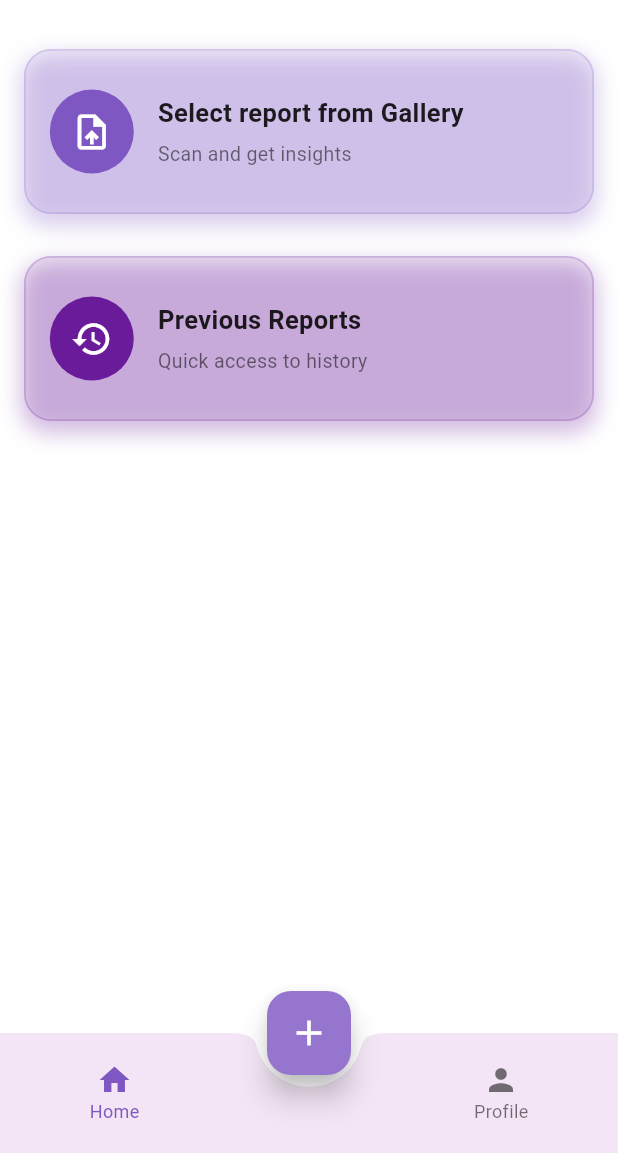
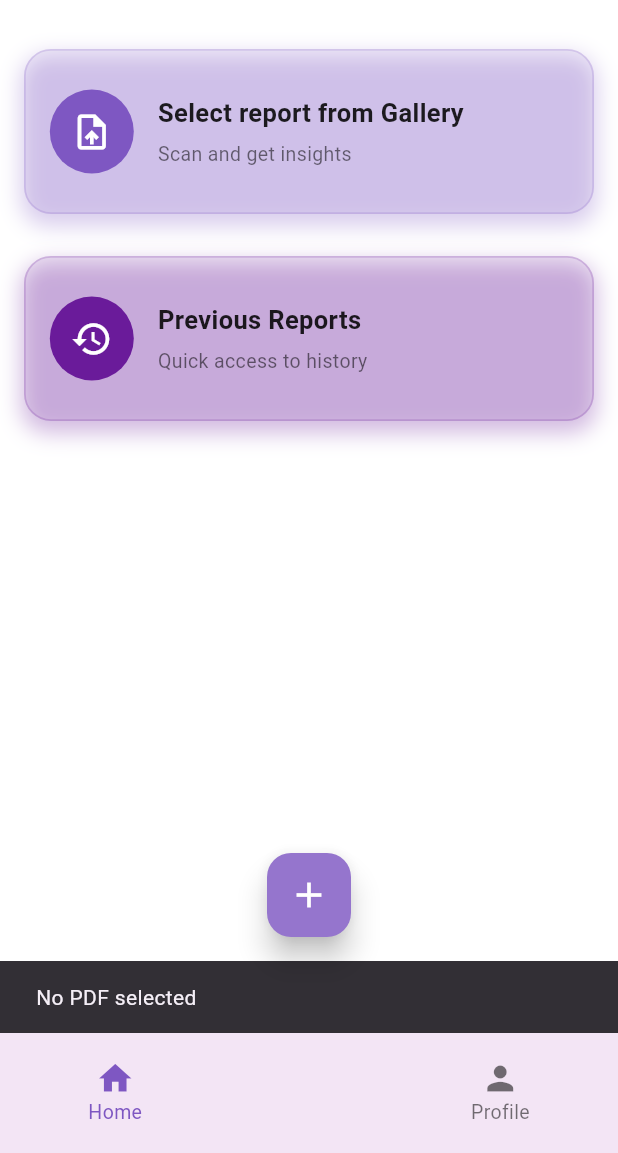
Before and after one commit to Godsaptarshifrtw/MediScribe, a Flutter app: the screen it shows after launch, after a tap on "Select report from Gallery", on a phone screen of 412 x 824 dp, the part 83-1236 px from its top. Run offline on Flutter 3.47's test engine with Material 3 defaults, Android fonts, the light colour scheme and no system bars; our stand-ins replace file_picker, firebase_core, get, google_fonts; missing offline and left inert: flutter_pdfview; accounts and stored records are empty.

Commit message:
home content screen,pdf preview and upload func, with androidmanifest permissions changed, added  controllers and component controllers

```diff
--- /dev/null
+++ b/lib/controllers/component_controllers/pdf_controller.dart
@@ -0,0 +1,10 @@
+import 'dart:io';
+import 'package:get/get.dart';
+
+class PdfController extends GetxController {
+  Rx<File?> selectedPdf = Rx<File?>(null);
+
+  void pickPdf(File file) {
+    selectedPdf.value = file;
+  }
+}
--- a/lib/main.dart
+++ b/lib/main.dart
@@ -1,6 +1,8 @@
-import 'package:aignite2025_oops/screens/home_image_upload_screen.dart';
+import 'package:aignite2025_oops/screens/home_screen.dart';
 import 'package:firebase_core/firebase_core.dart';
 import 'package:flutter/material.dart';
+import 'package:get/get.dart'; // ✅ Import GetX
+import 'controllers/component_controllers/pdf_controller.dart';
 import 'firebase_options.dart';
 
 void main() async {
@@ -8,27 +10,27 @@ void main() async {
   await Firebase.initializeApp(
     options: DefaultFirebaseOptions.currentPlatform,
   );
-
-  runApp(MyApp());
+  Get.put(PdfController());
+  runApp(const MyApp());
 }
-
 
 class MyApp extends StatelessWidget {
   const MyApp({super.key});
 
-  // This widget is the root of your application.
   @override
   Widget build(BuildContext context) {
-    return MaterialApp(
+    return GetMaterialApp( // ✅ Use GetMaterialApp
+      debugShowCheckedModeBanner: false,
       title: 'Flutter Demo',
       theme: ThemeData(
-
         colorScheme: ColorScheme.fromSeed(seedColor: Colors.deepPurple),
       ),
-      initialRoute: 'home',
-      routes: {
-        'home' : (context) => HomeScreen(),
-      },
+      initialRoute: '/home',
+      getPages: [ // ✅ Use GetPages for navigation
+        GetPage(name: '/home', page: () => HomeScreen()),
+        // You can add more routes like:
+        // GetPage(name: '/upload', page: () => UploadScreen()),
+      ],
     );
   }
 }
--- /dev/null
+++ b/lib/screens/home_content.dart
@@ -0,0 +1,193 @@
+import 'dart:io';
+import 'package:aignite2025_oops/screens/pdf_preview.dart';
+import 'package:flutter/material.dart';
+import 'package:google_fonts/google_fonts.dart';
+import 'package:file_picker/file_picker.dart';
+import 'package:get/get.dart';
+import '../controllers/component_controllers/pdf_controller.dart';
+import '/controllers/component_controllers/pdf_controller.dart';
+
+class HomeContent extends StatelessWidget {
+  const HomeContent({super.key});
+
+  @override
+  Widget build(BuildContext context) {
+    final pdfController = Get.find<PdfController>();
+    final screenWidth = MediaQuery.of(context).size.width;
+    final titleFont = screenWidth > 600 ? 26.0 : 22.0;
+    final subtitleFont = screenWidth > 600 ? 16.0 : 13.0;
+    final tilePadding = screenWidth > 600 ? 24.0 : 16.0;
+
+    final List<_Feature> features = [
+      _Feature("Select report from Gallery", "Scan and get insights",
+          Icons.upload_file, const Color(0xFF7E57C2)),
+      _Feature("Previous Reports", "Quick access to history", Icons.history,
+          const Color(0xFF6A1B9A)),
+    ];
+
+    return SafeArea(
+      child: SingleChildScrollView(
+        child: Padding(
+          padding: EdgeInsets.symmetric(horizontal: tilePadding),
+          child: Column(
+            crossAxisAlignment: CrossAxisAlignment.start,
+            children: [
+              _buildHeader(titleFont),
+              const SizedBox(height: 8),
+              ...features.map((f) => Padding(
+                padding: const EdgeInsets.only(bottom: 28),
+                child: _buildLargeFeatureTile(
+                    context, f, subtitleFont, tilePadding, pdfController),
+              )),
+              const SizedBox(height: 120),
+            ],
+          ),
+        ),
+      ),
+    );
+  }
+
+  Widget _buildHeader(double fontSize) {
+    return Padding(
+      padding: const EdgeInsets.symmetric(vertical: 16),
+      child: Row(
+        mainAxisAlignment: MainAxisAlignment.spaceBetween,
+        children: [
+          Text(
+            "MediScribe",
+            style: GoogleFonts.roboto(
+              fontSize: fontSize,
+              fontWeight: FontWeight.bold,
+              color: Colors.black87,
+            ),
+          ),
+          Builder(
+            builder: (context) => IconButton(
+              icon: const Icon(Icons.menu, color: Color(0xFF9575CD)),
+              onPressed: () {
+                final RenderBox button = context.findRenderObject() as RenderBox;
+                final RenderBox overlay =
+                Overlay.of(context).context.findRenderObject() as RenderBox;
+                final Offset offset =
+                button.localToGlobal(Offset.zero, ancestor: overlay);
+                final Size size = button.size;
+
+                showMenu<String>(
+                  context: context,
+                  position: RelativeRect.fromLTRB(
+                    offset.dx,
+                    offset.dy + size.height,
+                    overlay.size.width - offset.dx - size.width,
+                    0,
+                  ),
+                  items: [
+                    PopupMenuItem(value: 'en', child: Text('English')),
+                    PopupMenuItem(value: 'hi', child: Text('हिंदी')),
+                  ],
+                  color: const Color(0xFFF3E5F5),
+                  shape: RoundedRectangleBorder(
+                    borderRadius: BorderRadius.circular(12),
+                  ),
+                );
+              },
+            ),
+          ),
+        ],
+      ),
+    );
+  }
+
+  Widget _buildLargeFeatureTile(BuildContext context, _Feature feature,
+      double subtitleFont, double tilePadding, PdfController pdfController) {
+    return GestureDetector(
+      onTap: () async {
+        if (feature.title == "Select report from Gallery") {
+          FilePickerResult? result = await FilePicker.platform.pickFiles(
+            type: FileType.custom,
+            allowedExtensions: ['pdf'],
+          );
+
+          if (result != null && result.files.single.path != null) {
+            File file = File(result.files.single.path!);
+            pdfController.pickPdf(file);
+            Get.to(() => const PdfPreviewScreen());
+
+            ScaffoldMessenger.of(context).showSnackBar(
+              const SnackBar(content: Text('PDF selected successfully')),
+            );
+          } else {
+            ScaffoldMessenger.of(context).showSnackBar(
+              const SnackBar(content: Text('No PDF selected')),
+            );
+          }
+        } else {
+          // Navigate to Previous Reports etc.
+        }
+      },
+      child: Container(
+        width: double.infinity,
+        height: 110,
+        decoration: BoxDecoration(
+          color: feature.color.withOpacity(0.1),
+          borderRadius: BorderRadius.circular(18),
+          border: Border.all(
+            color: feature.color.withOpacity(0.2),
+            width: 1.2,
+          ),
+          boxShadow: [
+            BoxShadow(
+              color: feature.color.withOpacity(0.3),
+              blurRadius: 12,
+              spreadRadius: 2,
+              offset: const Offset(0, 6),
+            ),
+          ],
+        ),
+        padding: EdgeInsets.all(tilePadding),
+        child: Row(
+          children: [
+            CircleAvatar(
+              radius: 28,
+              backgroundColor: feature.color,
+              child: Icon(feature.icon, color: Colors.white, size: 28),
+            ),
+            const SizedBox(width: 16),
+            Expanded(
+              child: Column(
+                mainAxisAlignment: MainAxisAlignment.center,
+                crossAxisAlignment: CrossAxisAlignment.start,
+                children: [
+                  Text(
+                    feature.title,
+                    style: GoogleFonts.roboto(
+                      fontWeight: FontWeight.w600,
+                      fontSize: subtitleFont + 4,
+                      color: Colors.black87,
+                    ),
+                  ),
+                  const SizedBox(height: 6),
+                  Text(
+                    feature.subtitle,
+                    style: GoogleFonts.roboto(
+                      fontSize: subtitleFont,
+                      color: Colors.black54,
+                    ),
+                  ),
+                ],
+              ),
+            ),
+          ],
+        ),
+      ),
+    );
+  }
+}
+
+class _Feature {
+  final String title;
+  final String subtitle;
+  final IconData icon;
+  final Color color;
+
+  _Feature(this.title, this.subtitle, this.icon, this.color);
+}
--- a/lib/screens/home_image_upload_screen.dart
+++ /dev/null
@@ -1,263 +0,0 @@
-import 'package:flutter/material.dart';
-import 'package:google_fonts/google_fonts.dart';
-
-class HomeScreen extends StatefulWidget {
-  const HomeScreen({super.key});
-
-  @override
-  State<HomeScreen> createState() => _HomeScreenState();
-}
-
-class _HomeScreenState extends State<HomeScreen> {
-  int _selectedIndex = 0;
-
-  final List<Widget> _screens = [
-    const HomeContent(),
-    const ProfileScreen(),
-  ];
-
-  void _onNavTap(int index) {
-    setState(() {
-      _selectedIndex = index;
-    });
-  }
-
-  @override
-  Widget build(BuildContext context) {
-    return Scaffold(
-      backgroundColor: Colors.white,
-      body: _screens[_selectedIndex],
-      floatingActionButton: FloatingActionButton(
-        backgroundColor: const Color(0xFF9575CD),
-        onPressed: () {
-          // TODO: Implement image upload functionality
-        },
-        elevation: 8,
-        child: const Icon(Icons.add, color: Colors.white, size: 28),
-      ),
-      floatingActionButtonLocation: FloatingActionButtonLocation.centerDocked,
-      bottomNavigationBar: BottomAppBar(
-        shape: const CircularNotchedRectangle(),
-        notchMargin: 8.0,
-        color: const Color(0xFFF3E5F5),
-        elevation: 8,
-        child: SafeArea(
-          top: false,
-          child: SizedBox(
-            height: 48,
-            child: Row(
-              mainAxisAlignment: MainAxisAlignment.spaceAround,
-              children: [
-                _buildNavItem(icon: Icons.home, label: 'Home', index: 0),
-                const SizedBox(width: 48),
-                _buildNavItem(icon: Icons.person, label: 'Profile', index: 1),
-              ],
-            ),
-          ),
-        ),
-      ),
-    );
-  }
-
-  Widget _buildNavItem({required IconData icon, required String label, required int index}) {
-    final isSelected = _selectedIndex == index;
-    return GestureDetector(
-      onTap: () => _onNavTap(index),
-      child: Column(
-        mainAxisSize: MainAxisSize.min,
-        mainAxisAlignment: MainAxisAlignment.center,
-        children: [
-          Icon(icon, color: isSelected ? const Color(0xFF7E57C2) : Colors.black54),
-          Text(
-            label,
-            style: TextStyle(
-              fontSize: 12,
-              color: isSelected ? const Color(0xFF7E57C2) : Colors.black54,
-            ),
-          ),
-        ],
-      ),
-    );
-  }
-}
-
-class HomeContent extends StatelessWidget {
-  const HomeContent({super.key});
-
-  @override
-  Widget build(BuildContext context) {
-    final screenWidth = MediaQuery.of(context).size.width;
-    final titleFont = screenWidth > 600 ? 26.0 : 22.0;
-    final subtitleFont = screenWidth > 600 ? 16.0 : 13.0;
-    final tilePadding = screenWidth > 600 ? 24.0 : 16.0;
-
-    final List<_Feature> features = [
-      _Feature("Select report from Gallery", "Scan and get insights", Icons.upload_file, const Color(0xFF7E57C2)),
-      _Feature("Previous Reports", "Quick access to history", Icons.history, const Color(0xFF6A1B9A)),
-    ];
-
-    return SafeArea(
-      child: SingleChildScrollView(
-        child: Padding(
-          padding: EdgeInsets.symmetric(horizontal: tilePadding),
-          child: Column(
-            crossAxisAlignment: CrossAxisAlignment.start,
-            children: [
-              Padding(
-                padding: const EdgeInsets.symmetric(vertical: 16),
-                child: Row(
-                  mainAxisAlignment: MainAxisAlignment.spaceBetween,
-                  children: [
-                    Text(
-                      "MediScribe",
-                      style: GoogleFonts.roboto(
-                        fontSize: titleFont,
-                        fontWeight: FontWeight.bold,
-                        color: Colors.black87,
-                      ),
-                    ),
-                    Builder(
-                      builder: (context) {
-                        return IconButton(
-                          icon: const Icon(Icons.menu, color: Color(0xFF9575CD)),
-                          onPressed: () {
-                            final RenderBox button = context.findRenderObject() as RenderBox;
-                            final RenderBox overlay = Overlay.of(context).context.findRenderObject() as RenderBox;
-                            final Offset offset = button.localToGlobal(Offset.zero, ancestor: overlay);
-                            final Size size = button.size;
-                            showMenu<String>(
-                              context: context,
-                              position: RelativeRect.fromLTRB(
-                                offset.dx,
-                                offset.dy + size.height,
-                                overlay.size.width - offset.dx - size.width,
-                                0,
-                              ),
-                              items: <PopupMenuEntry<String>>[
-                                PopupMenuItem<String>(
-                                  value: 'en',
-                                  child: Text('English', style: GoogleFonts.roboto()),
-                                ),
-                                PopupMenuItem<String>(
-                                  value: 'hi',
-                                  child: Text('हिंदी', style: GoogleFonts.roboto()),
-                                ),
-                              ],
-                              color: const Color(0xFFF3E5F5),
-                              shape: RoundedRectangleBorder(
-                                borderRadius: BorderRadius.circular(12),
-                              ),
-                            ).then((value) {
-                              if (value == 'en') {
-                                // TODO: Switch to English
-                              } else if (value == 'hi') {
-                                // TODO: Switch to Hindi
-                              }
-                            });
-                          },
-                        );
-                      },
-                    ),
-                  ],
-                ),
-              ),
-              const SizedBox(height: 8),
-              Column(
-                children: features.map((feature) {
-                  return Padding(
-                    padding: const EdgeInsets.only(bottom: 28),
-                    child: _buildLargeFeatureTile(feature, subtitleFont, tilePadding),
-                  );
-                }).toList(),
-              ),
-              const SizedBox(height: 120),
-            ],
-          ),
-        ),
-      ),
-    );
-  }
-
-  Widget _buildLargeFeatureTile(_Feature feature, double subtitleFont, double tilePadding) {
-    return GestureDetector(
-      onTap: () {
-        // TODO: Navigate to respective screen
-      },
-      child: Container(
-        width: double.infinity,
-        height: 110,
-        decoration: BoxDecoration(
-          color: feature.color.withOpacity(0.1),
-          borderRadius: BorderRadius.circular(18),
-          border: Border.all(
-            color: feature.color.withOpacity(0.2),
-            width: 1.2,
-          ),
-          boxShadow: [
-            BoxShadow(
-              color: feature.color.withOpacity(0.3),
-              blurRadius: 12,
-              spreadRadius: 2,
-              offset: const Offset(0, 6),
-            ),
-          ],
-        ),
-        padding: EdgeInsets.all(tilePadding),
-        child: Row(
-          children: [
-            CircleAvatar(
-              radius: 28,
-              backgroundColor: feature.color,
-              child: Icon(feature.icon, color: Colors.white, size: 28),
-            ),
-            const SizedBox(width: 16),
-            Expanded(
-              child: Column(
-                mainAxisAlignment: MainAxisAlignment.center,
-                crossAxisAlignment: CrossAxisAlignment.start,
-                children: [
-                  Text(
-                    feature.title,
-                    style: GoogleFonts.roboto(
-                      fontWeight: FontWeight.w600,
-                      fontSize: subtitleFont + 4,
-                      color: Colors.black87,
-                    ),
-                  ),
-                  const SizedBox(height: 6),
-                  Text(
-                    feature.subtitle,
-                    style: GoogleFonts.roboto(
-                      fontSize: subtitleFont,
-                      color: Colors.black54,
-                    ),
-                  ),
-                ],
-              ),
-            ),
-          ],
-        ),
-      ),
-    );
-  }
-}
-
-class ProfileScreen extends StatelessWidget {
-  const ProfileScreen({super.key});
-
-  @override
-  Widget build(BuildContext context) {
-    return const Center(
-      child: Text('Profile Screen'),
-    );
-  }
-}
-
-class _Feature {
-  final String title;
-  final String subtitle;
-  final IconData icon;
-  final Color color;
-
-  _Feature(this.title, this.subtitle, this.icon, this.color);
-}
--- /dev/null
+++ b/lib/screens/home_screen.dart
@@ -0,0 +1,94 @@
+import 'package:flutter/material.dart';
+import 'package:get/get.dart';
+import 'home_content.dart';
+import '/controllers/component_controllers/pdf_controller.dart';
+
+class HomeScreen extends StatelessWidget {
+  HomeScreen({super.key});
+
+  final RxInt _selectedIndex = 0.obs;
+
+  final List<Widget> _screens = [
+    const HomeContent(),
+    const ProfileScreen(),
+  ];
+
+  @override
+  Widget build(BuildContext context) {
+    return Scaffold(
+      backgroundColor: Colors.white,
+      body: Obx(() => _screens[_selectedIndex.value]),
+      floatingActionButton: FloatingActionButton(
+        backgroundColor: const Color(0xFF9575CD),
+        onPressed: () {
+          // Optional FAB action
+        },
+        elevation: 8,
+        child: const Icon(Icons.add, color: Colors.white, size: 28),
+      ),
+      floatingActionButtonLocation: FloatingActionButtonLocation.centerDocked,
+      bottomNavigationBar: BottomAppBar(
+        shape: const CircularNotchedRectangle(),
+        notchMargin: 8.0,
+        color: const Color(0xFFF3E5F5),
+        elevation: 8,
+        child: SafeArea(
+          top: false,
+          child: SizedBox(
+            height: 48,
+            child: Row(
+              mainAxisAlignment: MainAxisAlignment.spaceAround,
+              children: [
+                _buildNavItem(icon: Icons.home, label: 'Home', index: 0),
+                const SizedBox(width: 48),
+                _buildNavItem(icon: Icons.person, label: 'Profile', index: 1),
+              ],
+            ),
+          ),
+        ),
+      ),
+    );
+  }
+
+  Widget _buildNavItem({
+    required IconData icon,
+    required String label,
+    required int index,
+  }) {
+    return Obx(() {
+      final isSelected = _selectedIndex.value == index;
+      return GestureDetector(
+        onTap: () => _selectedIndex.value = index,
+        child: Column(
+          mainAxisSize: MainAxisSize.min,
+          mainAxisAlignment: MainAxisAlignment.center,
+          children: [
+            Icon(
+              icon,
+              size: 26,
+              color: isSelected ? const Color(0xFF7E57C2) : Colors.black54,
+            ),
+            Text(
+              label,
+              style: TextStyle(
+                fontSize: 13,
+                color: isSelected ? const Color(0xFF7E57C2) : Colors.black54,
+              ),
+            ),
+          ],
+        ),
+      );
+    });
+  }
+}
+
+class ProfileScreen extends StatelessWidget {
+  const ProfileScreen({super.key});
+
+  @override
+  Widget build(BuildContext context) {
+    return const Center(
+      child: Text('Profile Screen'),
+    );
+  }
+}
```
Also changed, not shown: lib/screens/pdf_preview.dart (added, +120 -0 lines), pubspec.yaml (+8 -0 lines), 1 other file.
